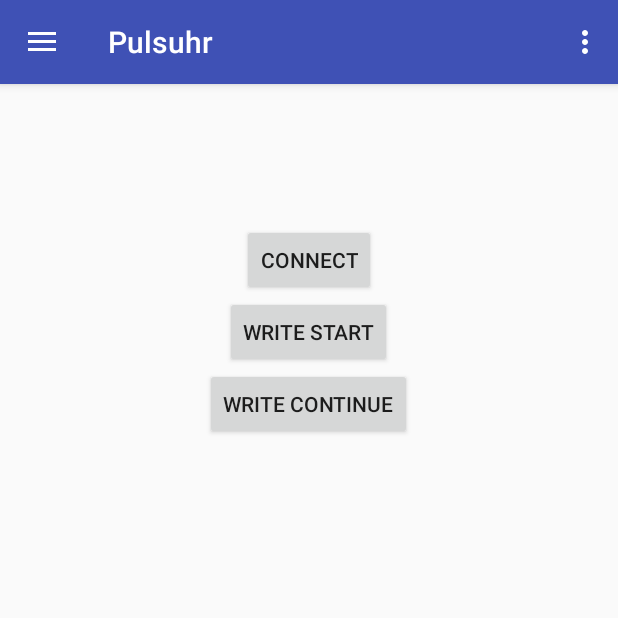
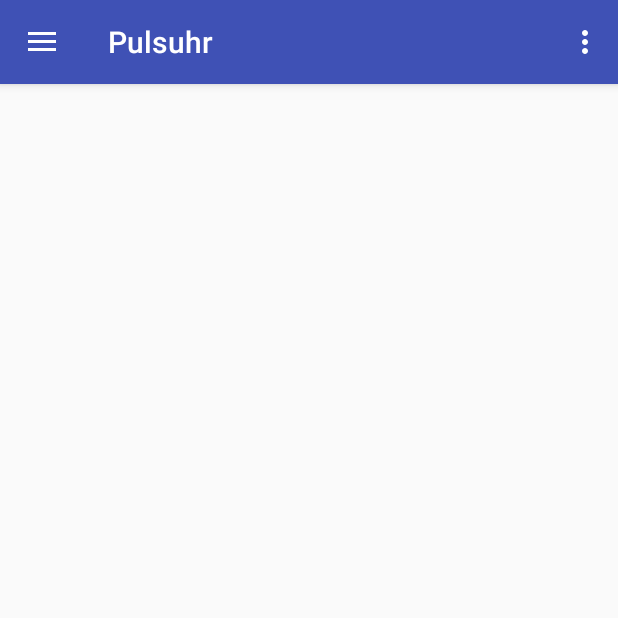
Before and after one commit to mdxg/medProject, an Android app: the screen it shows after launch (MainActivity), in the side drawer, after a tap on "Puls history", on a phone screen of 412 x 824 dp, the top half of it. Run offline under Robolectric (Android 15) with nearby library versions, the phone set to English and light mode, and no system bars; 3 statements that could not run were skipped.

Commit message:
created new Layout files for all screens using fragments

```diff
--- a/app/app/build.gradle
+++ b/app/app/build.gradle
@@ -6,7 +6,7 @@ android {
 
     defaultConfig {
         applicationId "de.rwth.pulsuhr.pulsuhr"
-        minSdkVersion 16
+        minSdkVersion 20
         targetSdkVersion 23
         versionCode 1
         versionName "1.0"
@@ -21,6 +21,7 @@ android {
 
 dependencies {
     compile fileTree(dir: 'libs', include: ['*.jar'])
+    compile 'com.jjoe64:graphview:4.0.1'
     testCompile 'junit:junit:4.12'
     compile 'com.android.support:appcompat-v7:23.3.0'
     compile 'com.android.support:design:23.3.0'
--- a/app/app/src/main/java/de/rwth/pulsuhr/pulsuhr/MainActivity.java
+++ b/app/app/src/main/java/de/rwth/pulsuhr/pulsuhr/MainActivity.java
@@ -1,5 +1,6 @@
 package de.rwth.pulsuhr.pulsuhr;
 
+import android.app.FragmentManager;
 import android.bluetooth.BluetoothAdapter;
 import android.content.Intent;
 import android.os.Bundle;
@@ -20,8 +21,6 @@ import android.widget.Toast;
 public class MainActivity extends AppCompatActivity
         implements NavigationView.OnNavigationItemSelectedListener {
 
-    PulsUhr pulsuhr;
-
     @Override
     protected void onCreate(Bundle savedInstanceState) {
         super.onCreate(savedInstanceState);
@@ -37,7 +36,8 @@ public class MainActivity extends AppCompatActivity
 
         NavigationView navigationView = (NavigationView) findViewById(R.id.nav_view);
         navigationView.setNavigationItemSelectedListener(this);
-        pulsuhr = new PulsUhr(this, "98:D3:31:90:41:88");
+
+        getFragmentManager().beginTransaction().replace(R.id.content_frame,new HomeFragment()).commit();
     }
 
     @Override
@@ -77,33 +77,23 @@ public class MainActivity extends AppCompatActivity
     public boolean onNavigationItemSelected(MenuItem item) {
         // Handle navigation view item clicks here.
         int id = item.getItemId();
-        if (id == R.id.nav_camera) {
-            //open MeasurePulse fragment
-        } else if (id == R.id.nav_gallery) {
-
-        } else if (id == R.id.nav_slideshow) {
-
+        FragmentManager fragmentManager = getFragmentManager();
+        if (id == R.id.nav_home_fragment) {
+            //open Home screen
+            fragmentManager.beginTransaction().replace(R.id.content_frame, new HomeFragment()).commit();
+        } else if (id == R.id.nav_measure_pulse_fragment) {
+            //open measure pulse screen
+            fragmentManager.beginTransaction().replace(R.id.content_frame, new MeasurePulsFragment()).commit();
+        } else if (id == R.id.nav_pulse_history) {
+            //open pulse history screen
+            fragmentManager.beginTransaction().replace(R.id.content_frame, new PulsHistoryFragment()).commit();
+        } else if(id == R.id.nav_settings_fragment){
+            //open settings screen
+            fragmentManager.beginTransaction().replace(R.id.content_frame, new SettingsFragment()).commit();
         }
 
         DrawerLayout drawer = (DrawerLayout) findViewById(R.id.drawer_layout);
         drawer.closeDrawer(GravityCompat.START);
         return true;
     }
-
-    void connect(View view)
-    {
-        pulsuhr.connect();
-    }
-
-    void writeStart(View view)
-    {
-        pulsuhr.startBeacon();
-        Log.i("Send", "startBeacon");
-    }
-
-    void writeContinue(View view)
-    {
-        pulsuhr.continueBeacon();
-        Log.i("Send", "continueBeacon");
-    }
 }
--- a/app/app/src/main/res/layout/content_main.xml
+++ b/app/app/src/main/res/layout/content_main.xml
@@ -4,48 +4,16 @@
     xmlns:tools="http://schemas.android.com/tools"
     android:layout_width="match_parent"
     android:layout_height="match_parent"
-    android:paddingBottom="@dimen/activity_vertical_margin"
-    android:paddingLeft="@dimen/activity_horizontal_margin"
-    android:paddingRight="@dimen/activity_horizontal_margin"
-    android:paddingTop="@dimen/activity_vertical_margin"
+
     app:layout_behavior="@string/appbar_scrolling_view_behavior"
     tools:context="de.rwth.pulsuhr.pulsuhr.MainActivity"
     tools:showIn="@layout/app_bar_main">
 
+  <FrameLayout
+      android:id="@+id/content_frame"
+      android:layout_width="match_parent"
+      android:layout_height="match_parent">
 
-  <!--  <fragment
-        android:layout_width="match_parent"
-        android:layout_height="match_parent"
-        android:id="@+id/MainContent"
-        android:layout_alignParentTop="true"
-        android:layout_centerHorizontal="true"
-        android:name="de.rwth.pulsuhr.pulsuhr.MeasurePulse"
-        tools:layout="@layout/fragment_measure_pulse" /> -->
-  <Button
-      android:layout_width="wrap_content"
-      android:layout_height="wrap_content"
-      android:text="Connect"
-      android:id="@+id/btnConnect"
-      android:layout_alignParentTop="true"
-      android:layout_centerHorizontal="true"
-      android:layout_marginTop="77dp"
-      android:onClick="connect" />
+  </FrameLayout>
 
-  <Button
-      android:layout_width="wrap_content"
-      android:layout_height="wrap_content"
-      android:text="Write start"
-      android:id="@+id/btnStart"
-      android:layout_below="@+id/btnConnect"
-      android:layout_centerHorizontal="true"
-      android:onClick="writeStart" />
-
-  <Button
-      android:layout_width="wrap_content"
-      android:layout_height="wrap_content"
-      android:text="Write continue"
-      android:id="@+id/btnContinue"
-      android:layout_below="@+id/btnStart"
-      android:layout_centerHorizontal="true"
-      android:onClick="writeContinue" />
 </RelativeLayout>
--- a/app/app/src/main/res/menu/activity_main_drawer.xml
+++ b/app/app/src/main/res/menu/activity_main_drawer.xml
@@ -3,15 +3,19 @@
 
     <group android:checkableBehavior="single">
         <item
-            android:id="@+id/nav_camera"
+            android:id="@+id/nav_home_fragment"
+            android:icon="@drawable/ic_menu_camera"
+            android:title="Home" />
+        <item
+            android:id="@+id/nav_measure_pulse_fragment"
             android:icon="@drawable/ic_menu_camera"
             android:title="Puls messen" />
         <item
-            android:id="@+id/nav_gallery"
+            android:id="@+id/nav_pulse_history"
             android:icon="@drawable/ic_menu_gallery"
             android:title="Puls history" />
         <item
-            android:id="@+id/nav_slideshow"
+            android:id="@+id/nav_settings_fragment"
             android:icon="@drawable/ic_menu_slideshow"
             android:title="Settings" />
     </group>
--- a/app/app/src/main/res/values/strings.xml
+++ b/app/app/src/main/res/values/strings.xml
@@ -6,6 +6,8 @@
 
     <string name="action_settings">Settings</string>
 
+    <string name="checkbox">Entwicklungsmodus</string>
+
     <!-- TODO: Remove or change this placeholder text -->
     <string name="hello_blank_fragment">Hello blank fragment</string>
 </resources>
--- a/app/build.gradle
+++ b/app/build.gradle
@@ -6,7 +6,6 @@ buildscript {
     }
     dependencies {
         classpath 'com.android.tools.build:gradle:2.1.0'
-
         // NOTE: Do not place your application dependencies here; they belong
         // in the individual module build.gradle files
     }
```
Also changed, not shown: 1 other file.
